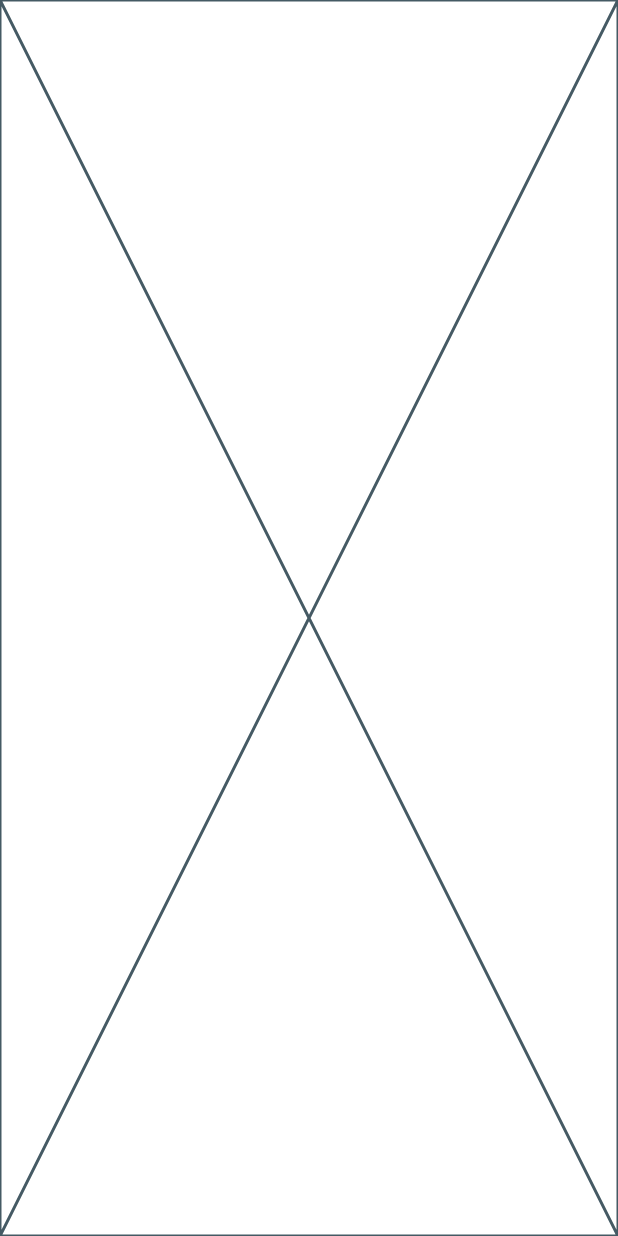
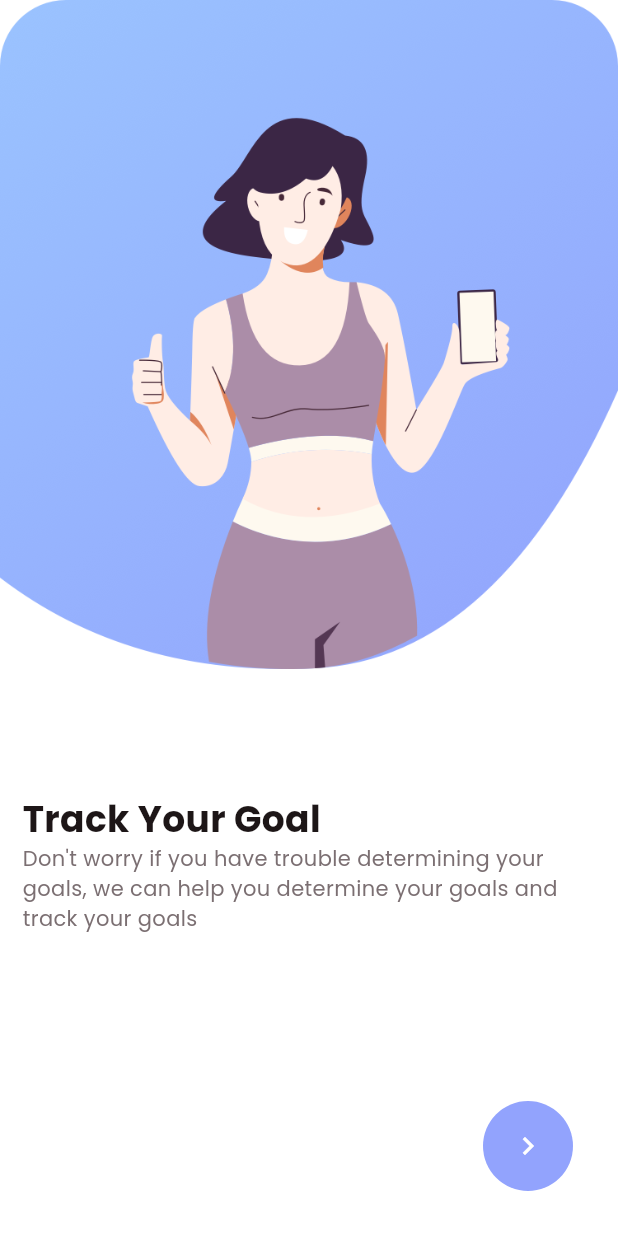
Before and after one commit to SaboorShaikh/CodeAlpha_Fitness_Tracker, a Flutter app: the screen it shows after launch, on a phone screen of 412 x 824 dp. Run offline on Flutter 3.47's test engine with Material 3 defaults, Android fonts, the phone set to English and light mode, and no system bars.

Commit message:
On Boarding UI Complete

```diff
--- a/lib/common/color_extension.dart
+++ b/lib/common/color_extension.dart
@@ -0,0 +1,15 @@
+import 'package:flutter/material.dart';
+class TColor {
+  static Color get primaryColor1 => const Color(0xFF92A3FD);
+  static Color get primaryColor2 => const Color(0xFF9DCEFF);
+
+  static Color get secondaryColor1 => const Color(0xFFC58BF2);
+  static Color get secondaryColor2 => const Color(0xFFEEA4CE);
+
+  static Color get black => const Color(0xFF1D1617);
+  static Color get gray => const Color(0xFF7B6F72);
+  static Color get white => const Color(0xFFFFFFFF);
+
+  static List<Color> get primaryG => [primaryColor1, primaryColor2];
+  static List<Color> get secondaryG => [secondaryColor1, secondaryColor2];
+}
--- a/lib/common_widget/on_boarding_page.dart
+++ b/lib/common_widget/on_boarding_page.dart
@@ -0,0 +1,48 @@
+import 'package:flutter/material.dart';
+import 'package:fitness_tracker/common/color_extension.dart';
+
+class OnBoardingPage extends StatelessWidget {
+  const OnBoardingPage({super.key, required this.pOBj});
+
+  final pOBj;
+
+  @override
+  Widget build(BuildContext context) {
+    var media = MediaQuery.of(context).size;
+    return SizedBox(
+      width: media.width,
+      height: media.height,
+      child: Column(
+        mainAxisAlignment: MainAxisAlignment.start,
+        crossAxisAlignment: CrossAxisAlignment.start,
+        children: [
+          Image.asset(
+            pOBj["image"].toString(),
+            width: media.width,
+            fit: BoxFit.fitWidth,
+          ),
+          SizedBox(height: media.height * 0.1),
+          Padding(
+            padding: const EdgeInsets.symmetric(horizontal: 15),
+            child: Text(
+              pOBj["title"].toString(),
+              style: TextStyle(
+                color: TColor.black,
+                fontSize: 24,
+                fontWeight: FontWeight.w700,
+              ),
+            ),
+          ),
+          Padding(
+            padding: const EdgeInsets.symmetric(horizontal: 15),
+            child: Text(
+              pOBj["subtitle"].toString(),
+              style: TextStyle(color: TColor.gray, fontSize: 14),
+            ),
+          ),
+        ],
+      ),
+    );
+    ;
+  }
+}
--- a/lib/main.dart
+++ b/lib/main.dart
@@ -1,3 +1,5 @@
+import 'package:fitness_tracker/common/color_extension.dart';
+import 'package:fitness_tracker/view/on_boarding/on_boarding_view.dart';
 import 'package:flutter/material.dart';
 
 void main() {
@@ -12,7 +14,12 @@ class MyApp extends StatelessWidget {
   Widget build(BuildContext context) {
     return MaterialApp(
       title: 'Fitness Tracker',
-      home: Placeholder(),
+      debugShowCheckedModeBanner: false,
+      theme: ThemeData(
+        primaryColor: TColor.primaryColor1,
+        fontFamily: "Poppins"
+      ),
+      home: OnBoardingView(),
     );
   }
 }
--- a/lib/view/on_boarding/on_boarding_view.dart
+++ b/lib/view/on_boarding/on_boarding_view.dart
@@ -0,0 +1,112 @@
+import 'package:fitness_tracker/common/color_extension.dart';
+import 'package:fitness_tracker/common_widget/on_boarding_page.dart';
+import 'package:flutter/material.dart';
+
+class OnBoardingView extends StatefulWidget {
+  const OnBoardingView({super.key});
+
+  @override
+  State<OnBoardingView> createState() => _OnBoardingViewState();
+}
+
+class _OnBoardingViewState extends State<OnBoardingView> {
+  int selectPage = 0;
+  PageController controller = PageController();
+
+  @override
+  void initState() {
+    // TODO: implement initState
+    super.initState();
+
+    controller.addListener(() {
+      selectPage = controller.page?.round() ?? 0;
+      setState(() {});
+    });
+  }
+
+  List pageArr = [
+    {
+      "title": "Track Your Goal",
+      "subtitle":
+          "Don't worry if you have trouble determining your goals, we can help you determine your goals and track your goals",
+      "image": "assets/images/on_1.png",
+    },
+    {
+      "title": "Get Burn",
+      "subtitle":
+          "Let's keep burning, to achieve yours goals, it hurts only temporary, if you give up now you will be in pain forever",
+      "image": "assets/images/on_2.png",
+    },
+    {
+      "title": "Eat Well",
+      "subtitle":
+          "Let's start healthy lifestyle with us, we can determine your diet every day. healthy eating is fun",
+      "image": "assets/images/on_3.png",
+    },
+    {
+      "title": "Improve Sleep\nQuality",
+      "subtitle":
+          "Improve the quality of your sleep with us, good quality sleep can bring a good mod in morning",
+      "image": "assets/images/on_4.png",
+    },
+  ];
+
+  @override
+  Widget build(BuildContext context) {
+    var media = MediaQuery.of(context).size;
+    return Scaffold(
+      backgroundColor: TColor.white,
+      body: Stack(
+        alignment: Alignment.bottomRight,
+        children: [
+          PageView.builder(
+            controller: controller,
+            itemCount: pageArr.length,
+            itemBuilder: (context, index) {
+              var pOBj = pageArr[index] as Map? ?? {};
+              return OnBoardingPage(pOBj: pOBj);
+            },
+          ),
+          SizedBox(
+            width: 120,
+            height: 120,
+            child: Stack(
+              alignment: Alignment.center,
+              children: [
+                SizedBox(
+                  width: 70,
+                  height: 70,
+                  child: CircularProgressIndicator(
+                    color: TColor.primaryColor1,
+                    value: selectPage / 4,
+                    strokeWidth: 2,
+                  ),
+                ),
+                Container(
+                  decoration: BoxDecoration(
+                    color: TColor.primaryColor1,
+                    borderRadius: BorderRadius.circular(35),
+                  ),
+                  margin: EdgeInsets.symmetric(horizontal: 30, vertical: 30),
+                  width: 60,
+                  height: 60,
+                  child: IconButton(
+                    onPressed: () {
+                      if (selectPage < 4) {
+                        selectPage = selectPage + 1;
+                        controller.jumpToPage(selectPage);
+                        setState(() {});
+                      } else {}
+                    },
+                    icon: Icon(Icons.navigate_next, color: TColor.white),
+                    color: TColor.primaryColor1,
+                  ),
+                ),
+              ],
+            ),
+          ),
+        ],
+      ),
+    );
+  }
+}
```
Also changed, not shown: pubspec.yaml (+12 -18 lines).
